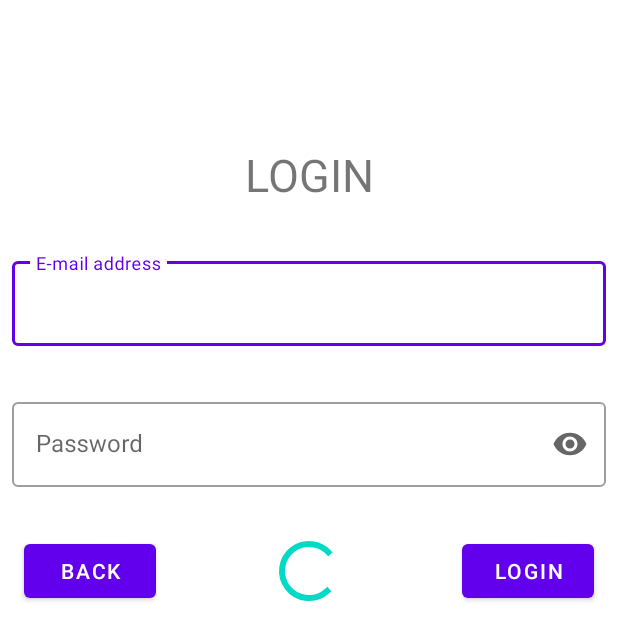
After one commit to egri-richard/TNoteApp, an Android app: the layout activity_login.xml on its own in the app's theme, with its tools: preview values and no code run, on a phone screen of 412 x 824 dp. The commit adds this screen. Shown: the top 640 px of the screen. Run offline under Robolectric (Android 15) with nearby library versions, the phone set to English and light mode, and no system bars.

Commit message:
main + login activity simple design

```diff
--- a/app/build.gradle
+++ b/app/build.gradle
@@ -29,6 +29,9 @@ android {
     kotlinOptions {
         jvmTarget = '1.8'
     }
+    buildFeatures {
+        viewBinding true
+    }
 }
 
 dependencies {
@@ -37,6 +40,9 @@ dependencies {
     implementation 'androidx.appcompat:appcompat:1.4.1'
     implementation 'com.google.android.material:material:1.5.0'
     implementation 'androidx.constraintlayout:constraintlayout:2.1.3'
+    implementation 'androidx.annotation:annotation:1.3.0'
+    implementation 'androidx.lifecycle:lifecycle-livedata-ktx:2.4.1'
+    implementation 'androidx.lifecycle:lifecycle-viewmodel-ktx:2.4.1'
     testImplementation 'junit:junit:4.13.2'
     androidTestImplementation 'androidx.test.ext:junit:1.1.3'
     androidTestImplementation 'androidx.test.espresso:espresso-core:3.4.0'
--- /dev/null
+++ b/app/src/main/res/layout/activity_login.xml
@@ -0,0 +1,98 @@
+<?xml version="1.0" encoding="utf-8"?>
+<androidx.constraintlayout.widget.ConstraintLayout xmlns:android="http://schemas.android.com/apk/res/android"
+    xmlns:app="http://schemas.android.com/apk/res-auto"
+    xmlns:tools="http://schemas.android.com/tools"
+    android:layout_width="match_parent"
+    android:layout_height="match_parent"
+    tools:context=".LoginActivity">
+
+    <com.google.android.material.textfield.TextInputLayout
+        android:id="@+id/tilEtEmail"
+        style="@style/Widget.MaterialComponents.TextInputLayout.OutlinedBox"
+        android:layout_width="0dp"
+        android:layout_height="wrap_content"
+        android:hint="@string/email_hint"
+        app:endIconMode="clear_text"
+        android:layout_marginTop="32dp"
+        android:layout_marginStart="8dp"
+        android:layout_marginEnd="8dp"
+        app:layout_constraintEnd_toEndOf="parent"
+        app:layout_constraintStart_toStartOf="parent"
+        app:layout_constraintTop_toBottomOf="@+id/tvLoginText">
+
+        <com.google.android.material.textfield.TextInputEditText
+            android:id="@+id/etEmail"
+            android:layout_width="match_parent"
+            android:layout_height="wrap_content"
+            android:inputType="textEmailAddress"
+            android:textColorHint="#757575" />
+    </com.google.android.material.textfield.TextInputLayout>
+
+    <com.google.android.material.textfield.TextInputLayout
+        android:id="@+id/tilEtPassword"
+        style="@style/Widget.MaterialComponents.TextInputLayout.OutlinedBox"
+        android:layout_width="0dp"
+        android:layout_height="wrap_content"
+        android:hint="@string/password_hint"
+        app:endIconMode="password_toggle"
+        android:layout_marginTop="32dp"
+        android:layout_marginStart="8dp"
+        android:layout_marginEnd="8dp"
+        app:layout_constraintEnd_toEndOf="parent"
+        app:layout_constraintStart_toStartOf="parent"
+        app:layout_constraintTop_toBottomOf="@+id/tilEtEmail">
+
+        <com.google.android.material.textfield.TextInputEditText
+            android:id="@+id/etPassword"
+            android:layout_width="match_parent"
+            android:layout_height="wrap_content"
+            android:inputType="textPassword"/>
+
+    </com.google.android.material.textfield.TextInputLayout>
+
+    <TextView
+        android:id="@+id/tvLoginText"
+        android:layout_width="wrap_content"
+        android:layout_height="wrap_content"
+        android:layout_marginTop="96dp"
+        android:text="@string/loginCaps"
+        android:textSize="30sp"
+        app:layout_constraintEnd_toEndOf="parent"
+        app:layout_constraintHorizontal_bias="0.5"
+        app:layout_constraintStart_toStartOf="parent"
+        app:layout_constraintTop_toTopOf="parent" />
+
+    <Button
+        android:id="@+id/btnLogin"
+        android:layout_width="wrap_content"
+        android:layout_height="wrap_content"
+        android:layout_marginTop="32dp"
+        android:text="@string/login"
+        android:layout_marginEnd="16dp"
+        app:layout_constraintEnd_toEndOf="parent"
+        app:layout_constraintTop_toBottomOf="@+id/tilEtPassword" />
+
+    <Button
+        android:id="@+id/btnBackToMain"
+        android:layout_width="wrap_content"
+        android:layout_height="wrap_content"
+        android:layout_marginTop="32dp"
+        android:text="@string/back"
+        android:layout_marginStart="16dp"
+        app:layout_constraintStart_toStartOf="parent"
+        app:layout_constraintTop_toBottomOf="@+id/tilEtPassword" />
+
+    <ProgressBar
+        android:id="@+id/loginProgressBar"
+        style="?android:attr/progressBarStyle"
+        android:layout_width="wrap_content"
+        android:layout_height="wrap_content"
+        android:visibility="gone"
+        tools:visibility="visible"
+        android:layout_marginTop="32dp"
+        app:layout_constraintEnd_toStartOf="@+id/btnLogin"
+        app:layout_constraintStart_toEndOf="@+id/btnBackToMain"
+        app:layout_constraintTop_toBottomOf="@+id/tilEtPassword" />
+
+
+</androidx.constraintlayout.widget.ConstraintLayout>
--- a/app/src/main/res/values/strings.xml
+++ b/app/src/main/res/values/strings.xml
@@ -1,3 +1,11 @@
 <resources>
     <string name="app_name">TNoteApp</string>
+    <string name="login">Login</string>
+    <string name="register">Register</string>
+    <string name="welcome_text">Welcome to \nTNote</string>
+    <string name="loginCaps">LOGIN</string>
+    <string name="back">Back</string>
+    <string name="email_hint">E-mail address</string>
+    <string name="password_hint">Password</string>
+
 </resources>
```
Also changed, not shown: app/src/main/AndroidManifest.xml (+7 -0 lines), app/src/main/java/com/tnote/tnoteapp/LoginActivity.kt (added, +14 -0 lines), app/src/main/res/layout/activity_main.xml (+31 -6 lines).
